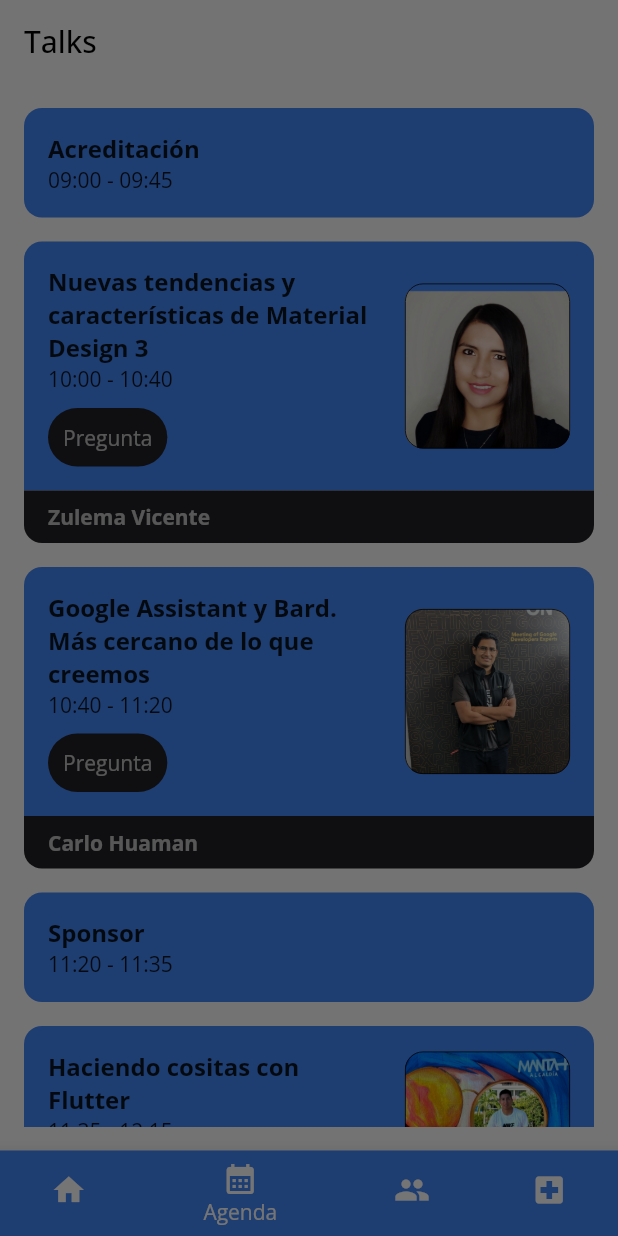
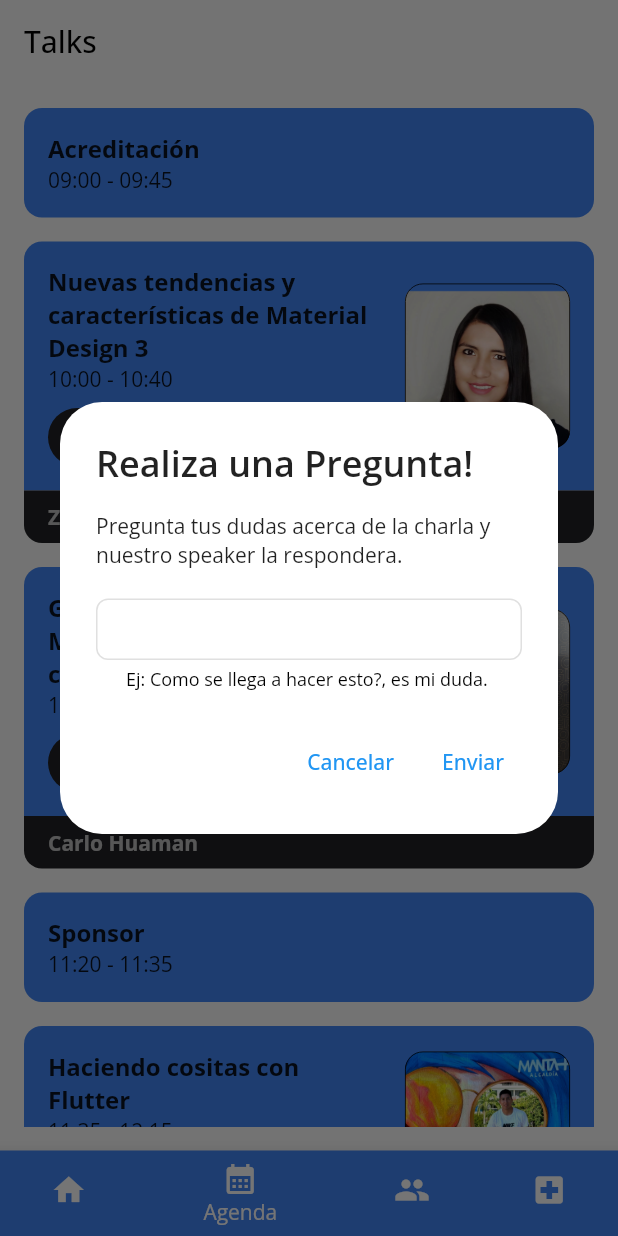
Before and after one commit to Alvardud/IO_Extended_2023_GDG_La_Paz, a Flutter app: the screen it shows after launch, item 2 of the bottom bar chosen, after a tap on "Pregunta", on a phone screen of 412 x 824 dp. Run offline on Flutter 3.47's test engine with Material 2 defaults, Android fonts, the phone set to English and light mode, and no system bars; our stand-ins replace cloud_firestore, firebase_auth, firebase_core, flutter_svg, google_fonts, shared_preferences; accounts and stored records are empty.

Commit message:
feat: adding dialog

```diff
--- a/lib/src/ui/pages/agenda/agenda_page.dart
+++ b/lib/src/ui/pages/agenda/agenda_page.dart
@@ -5,6 +5,7 @@
 import 'package:io_extended_2023_gdg_la_paz/src/plugins/theme_controller.dart';
 import 'package:io_extended_2023_gdg_la_paz/src/ui/pages/agenda/agenda_service.dart';
 import 'package:io_extended_2023_gdg_la_paz/src/ui/pages/agenda/agenda_store.dart';
+import 'package:io_extended_2023_gdg_la_paz/src/ui/pages/agenda/widgets/dialog_widget.dart';
 import 'package:io_extended_2023_gdg_la_paz/src/ui/shared/app_colors.dart';
 import 'package:io_extended_2023_gdg_la_paz/src/ui/shared/spacing.dart';
 import 'package:provider/provider.dart';
@@ -94,9 +95,7 @@
                                       showDialog(
                                           context: context,
                                           builder: (context) {
-                                            //TODO: DIAGLOG
-                                            return AlertDialog();
-                                            // return MakeQuestionWidget();
+                                            return DialogWidget();
                                           });
                                     },
                                     child: Container(
--- /dev/null
+++ b/lib/src/ui/pages/agenda/widgets/dialog_widget.dart
@@ -0,0 +1,58 @@
+import 'package:flutter/material.dart';
+
+class DialogWidget extends StatefulWidget {
+  const DialogWidget({super.key});
+
+  @override
+  State<DialogWidget> createState() => _DialogWidgetState();
+}
+
+class _DialogWidgetState extends State<DialogWidget> {
+  final _textController = TextEditingController(text: '');
+  @override
+  Widget build(BuildContext context) {
+    return AlertDialog(
+      title: const Text(
+        'Realiza una Pregunta!',
+        style: TextStyle(
+          fontWeight: FontWeight.w600,
+        ),
+      ),
+      content: Column(
+        mainAxisSize: MainAxisSize.min,
+        children: [
+          const Text(
+              'Pregunta tus dudas acerca de la charla y nuestro speaker la respondera.'),
+          const SizedBox(
+            height: 20,
+          ),
+          _editQuestion()
+        ],
+      ),
+      actions: <Widget>[
+        TextButton(
+          onPressed: () => Navigator.pop(context, 'Cancel'),
+          child: const Text('Cancelar'),
+        ),
+        TextButton(
+          onPressed: () => Navigator.pop(context, 'OK'),
+          child: const Text('Enviar'),
+        ),
+      ],
+    );
+  }
+
+  Widget _editQuestion() {
+    return Container(
+      child: TextField(
+        controller: _textController,
+        decoration: const InputDecoration(
+          helperText: 'Ej: Como se llega a hacer esto?, es mi duda.',
+          focusedBorder:
+              OutlineInputBorder(borderSide: BorderSide(color: Colors.grey)),
+        ),
+        onChanged: (value) {},
+      ),
+    );
+  }
+}
```
Also changed, not shown: 1 other file.
